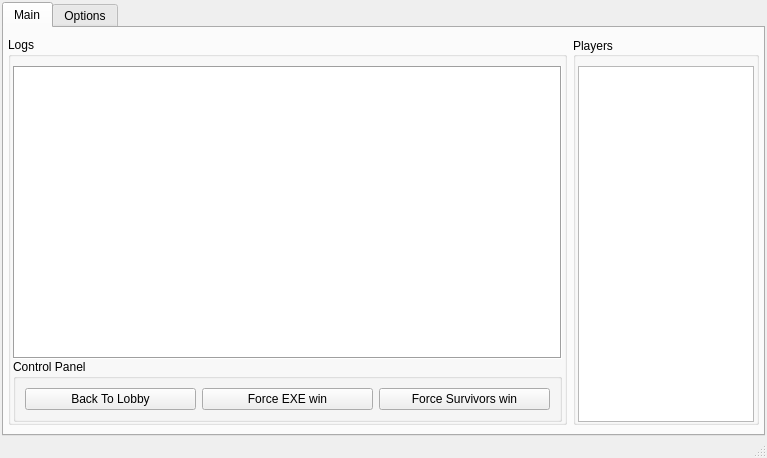
First picture: the form in BetterServerGUI/mainwindow.ui, repository teamexeempire/disasterserver, before the edit.
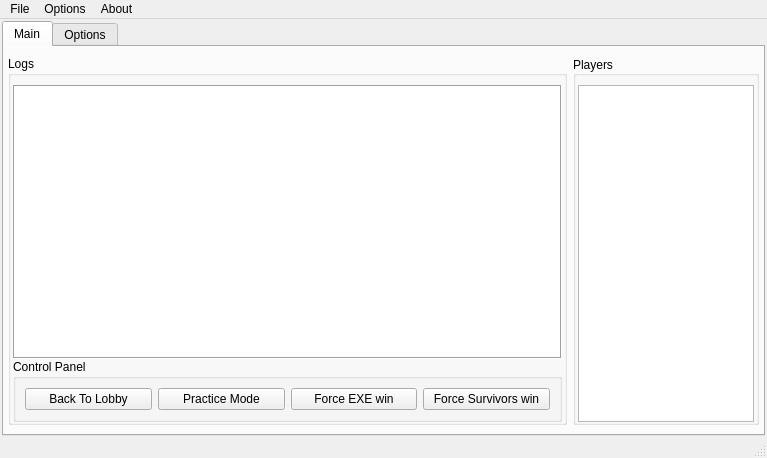
Second picture: the form after the edit.

Diff of the .ui file:
```diff
--- a/BetterServerGUI/mainwindow.ui
+++ b/BetterServerGUI/mainwindow.ui
@@ -105,6 +105,16 @@
                 </property>
                </widget>
               </item>
+              <item>
+               <widget class="QPushButton" name="pushButton">
+                <property name="toolTip">
+                 <string>&lt;html&gt;&lt;head/&gt;&lt;body&gt;&lt;p&gt;Start practice mode&lt;/p&gt;&lt;/body&gt;&lt;/html&gt;</string>
+                </property>
+                <property name="text">
+                 <string>Practice Mode</string>
+                </property>
+               </widget>
+              </item>
               <item>
                <widget class="QPushButton" name="exeWin">
                 <property name="text">
@@ -343,6 +353,27 @@
      <height>21</height>
     </rect>
    </property>
+   <widget class="QMenu" name="menuFile">
+    <property name="title">
+     <string>File</string>
+    </property>
+    <addaction name="actionExit"/>
+   </widget>
+   <widget class="QMenu" name="menuOptions">
+    <property name="title">
+     <string>Options</string>
+    </property>
+   </widget>
+   <widget class="QMenu" name="menuAbout">
+    <property name="title">
+     <string>About</string>
+    </property>
+    <addaction name="actionAbout_BetterServer"/>
+    <addaction name="actionAbout_QT"/>
+   </widget>
+   <addaction name="menuFile"/>
+   <addaction name="menuOptions"/>
+   <addaction name="menuAbout"/>
   </widget>
   <widget class="QStatusBar" name="statusbar"/>
  </widget>
```
Left out of the diff: 27 changed lines with no effect on the pictures.
